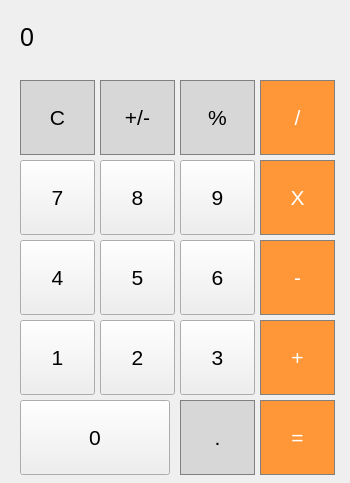
The window that Calculator/mainwindow.ui (KrisKendel/QML-Calculator) describes before a commit, drawn with Qt 5.
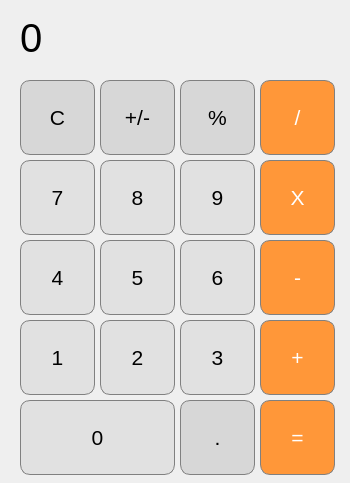
The same window after the commit.

Diff of the .ui file:
```diff
--- a/Calculator/mainwindow.ui
+++ b/Calculator/mainwindow.ui
@@ -30,7 +30,7 @@
     </property>
     <property name="font">
      <font>
-      <pointsize>19</pointsize>
+      <pointsize>30</pointsize>
      </font>
     </property>
     <property name="styleSheet">
@@ -64,6 +64,8 @@
      <string notr="true">QPushButton {
   background-color: rgb(215, 215, 215);
   border: 1px solid gray;
+  border-radius: 10px;
+
 }
 QPushButton:pressed {
     background-color: qlineargradient(x1: 0, y1: 0, x2: 0, y2: 1,
@@ -74,7 +76,7 @@
      <string>C</string>
     </property>
    </widget>
-   <widget class="QPushButton" name="pushButton_2">
+   <widget class="QPushButton" name="pushButton_plusMinus">
     <property name="geometry">
      <rect>
       <x>100</x>
@@ -92,6 +94,7 @@
      <string notr="true">QPushButton {
   background-color: rgb(215, 215, 215);
   border: 1px solid gray;
+  border-radius: 10px;
 }
 QPushButton:pressed {
     background-color: qlineargradient(x1: 0, y1: 0, x2: 0, y2: 1,
@@ -102,7 +105,7 @@
      <string>+/-</string>
     </property>
    </widget>
-   <widget class="QPushButton" name="pushButton_3">
+   <widget class="QPushButton" name="pushButton_divide">
     <property name="geometry">
      <rect>
       <x>260</x>
@@ -121,6 +124,7 @@
   background-color: rgb(255, 151, 57);
   color: white; 
   border: 1px solid gray;
+  border-radius: 10px;
 }
 
 QPushButton:pressed {
@@ -132,7 +136,7 @@
      <string>/</string>
     </property>
    </widget>
-   <widget class="QPushButton" name="pushButton_4">
+   <widget class="QPushButton" name="pushButton_percent">
     <property name="geometry">
      <rect>
       <x>180</x>
@@ -150,6 +154,7 @@
      <string notr="true">QPushButton {
   background-color: rgb(215, 215, 215);
   border: 1px solid gray;
+  border-radius: 10px;
 }
 QPushButton:pressed {
     background-color: qlineargradient(x1: 0, y1: 0, x2: 0, y2: 1,
@@ -160,7 +165,7 @@
      <string>%</string>
     </property>
    </widget>
-   <widget class="QPushButton" name="pushButton_5">
+   <widget class="QPushButton" name="pushButton_multiply">
     <property name="geometry">
      <rect>
       <x>260</x>
@@ -179,6 +184,7 @@
   background-color: rgb(255, 151, 57);
   color: white; 
   border: 1px solid gray;
+  border-radius: 10px;
 }
 
 QPushButton:pressed {
@@ -205,7 +211,11 @@
      </font>
     </property>
     <property name="styleSheet">
-     <string notr="true">
+     <string notr="true">QPushButton {
+  background-color: rgb(225, 225, 225);
+  border: 1px solid gray;
+  border-radius: 10px;
+}
 QPushButton:pressed {
     background-color: qlineargradient(x1: 0, y1: 0, x2: 0, y2: 1,
                                       stop: 0 #dadbde, stop: 1 #f6f7fa);
@@ -215,34 +225,38 @@
      <string>9</string>
     </property>
    </widget>
-   <widget class="QPushButton" name="pushButton_7">
-    <property name="geometry">
-     <rect>
-      <x>100</x>
-      <y>160</y>
-      <width>75</width>
-      <height>75</height>
-     </rect>
-    </property>
-    <property name="font">
-     <font>
-      <pointsize>16</pointsize>
-     </font>
-    </property>
-    <property name="styleSheet">
-     <string notr="true">
-QPushButton:pressed {
-    background-color: qlineargradient(x1: 0, y1: 0, x2: 0, y2: 1,
-                                      stop: 0 #dadbde, stop: 1 #f6f7fa);
-}</string>
-    </property>
-    <property name="text">
-     <string>8</string>
-    </property>
-   </widget>
    <widget class="QPushButton" name="pushButton_8">
     <property name="geometry">
      <rect>
+      <x>100</x>
+      <y>160</y>
+      <width>75</width>
+      <height>75</height>
+     </rect>
+    </property>
+    <property name="font">
+     <font>
+      <pointsize>16</pointsize>
+     </font>
+    </property>
+    <property name="styleSheet">
+     <string notr="true">QPushButton {
+  background-color: rgb(225, 225, 225);
+  border: 1px solid gray;
+  border-radius: 10px;
+}
+QPushButton:pressed {
+    background-color: qlineargradient(x1: 0, y1: 0, x2: 0, y2: 1,
+                                      stop: 0 #dadbde, stop: 1 #f6f7fa);
+}</string>
+    </property>
+    <property name="text">
+     <string>8</string>
+    </property>
+   </widget>
+   <widget class="QPushButton" name="pushButton_7">
+    <property name="geometry">
+     <rect>
       <x>20</x>
       <y>160</y>
       <width>75</width>
@@ -255,7 +269,11 @@
      </font>
     </property>
     <property name="styleSheet">
-     <string notr="true">
+     <string notr="true">QPushButton {
+  background-color: rgb(225, 225, 225);
+  border: 1px solid gray;
+  border-radius: 10px;
+}
 QPushButton:pressed {
     background-color: qlineargradient(x1: 0, y1: 0, x2: 0, y2: 1,
                                       stop: 0 #dadbde, stop: 1 #f6f7fa);
@@ -265,7 +283,7 @@
      <string>7</string>
     </property>
    </widget>
-   <widget class="QPushButton" name="pushButton_9">
+   <widget class="QPushButton" name="pushButton_subtract">
     <property name="geometry">
      <rect>
       <x>260</x>
@@ -284,6 +302,7 @@
   background-color: rgb(255, 151, 57);
   color: white; 
   border: 1px solid gray;
+  border-radius: 10px;
 }
 
 QPushButton:pressed {
@@ -295,7 +314,7 @@
      <string>-</string>
     </property>
    </widget>
-   <widget class="QPushButton" name="pushButton_10">
+   <widget class="QPushButton" name="pushButton_6">
     <property name="geometry">
      <rect>
       <x>180</x>
@@ -310,7 +329,11 @@
      </font>
     </property>
     <property name="styleSheet">
-     <string notr="true">
+     <string notr="true">QPushButton {
+  background-color: rgb(225, 225, 225);
+  border: 1px solid gray;
+  border-radius: 10px;
+}
 QPushButton:pressed {
     background-color: qlineargradient(x1: 0, y1: 0, x2: 0, y2: 1,
                                       stop: 0 #dadbde, stop: 1 #f6f7fa);
@@ -320,7 +343,7 @@
      <string>6</string>
     </property>
    </widget>
-   <widget class="QPushButton" name="pushButton_11">
+   <widget class="QPushButton" name="pushButton_5">
     <property name="geometry">
      <rect>
       <x>100</x>
@@ -335,7 +358,11 @@
      </font>
     </property>
     <property name="styleSheet">
-     <string notr="true">
+     <string notr="true">QPushButton {
+  background-color: rgb(225, 225, 225);
+  border: 1px solid gray;
+  border-radius: 10px;
+}
 QPushButton:pressed {
     background-color: qlineargradient(x1: 0, y1: 0, x2: 0, y2: 1,
                                       stop: 0 #dadbde, stop: 1 #f6f7fa);
@@ -345,7 +372,7 @@
      <string>5</string>
     </property>
    </widget>
-   <widget class="QPushButton" name="pushButton_12">
+   <widget class="QPushButton" name="pushButton_4">
     <property name="geometry">
      <rect>
       <x>20</x>
@@ -360,7 +387,11 @@
      </font>
     </property>
     <property name="styleSheet">
-     <string notr="true">
+     <string notr="true">QPushButton {
+  background-color: rgb(225, 225, 225);
+  border: 1px solid gray;
+  border-radius: 10px;
+}
 QPushButton:pressed {
     background-color: qlineargradient(x1: 0, y1: 0, x2: 0, y2: 1,
                                       stop: 0 #dadbde, stop: 1 #f6f7fa);
@@ -389,6 +420,7 @@
   background-color: rgb(255, 151, 57);
   color: white; 
   border: 1px solid gray;
+  border-radius: 10px;
 }
 
 QPushButton:pressed {
@@ -400,7 +432,7 @@
      <string>+</string>
     </property>
    </widget>
-   <widget class="QPushButton" name="pushButton_14">
+   <widget class="QPushButton" name="pushButton_3">
     <property name="geometry">
      <rect>
       <x>180</x>
@@ -415,7 +447,11 @@
      </font>
     </property>
     <property name="styleSheet">
-     <string notr="true">
+     <string notr="true">QPushButton {
+  background-color: rgb(225, 225, 225);
+  border: 1px solid gray;
+  border-radius: 10px;
+}
 QPushButton:pressed {
     background-color: qlineargradient(x1: 0, y1: 0, x2: 0, y2: 1,
                                       stop: 0 #dadbde, stop: 1 #f6f7fa);
@@ -425,7 +461,7 @@
      <string>3</string>
     </property>
    </widget>
-   <widget class="QPushButton" name="pushButton_15">
+   <widget class="QPushButton" name="pushButton_2">
     <property name="geometry">
      <rect>
       <x>100</x>
@@ -440,7 +476,11 @@
      </font>
     </property>
     <property name="styleSheet">
-     <string notr="true">
+     <string notr="true">QPushButton {
+  background-color: rgb(225, 225, 225);
+  border: 1px solid gray;
+  border-radius: 10px;
+}
 QPushButton:pressed {
     background-color: qlineargradient(x1: 0, y1: 0, x2: 0, y2: 1,
                                       stop: 0 #dadbde, stop: 1 #f6f7fa);
@@ -465,7 +505,11 @@
      </font>
     </property>
     <property name="styleSheet">
-     <string notr="true">
+     <string notr="true">QPushButton {
+  background-color: rgb(225, 225, 225);
+  border: 1px solid gray;
+  border-radius: 10px;
+}
 QPushButton:pressed {
     background-color: qlineargradient(x1: 0, y1: 0, x2: 0, y2: 1,
                                       stop: 0 #dadbde, stop: 1 #f6f7fa);
@@ -494,6 +538,7 @@
   background-color: rgb(255, 151, 57);
   color: white; 
   border: 1px solid gray;
+  border-radius: 10px;
 }
 
 QPushButton:pressed {
@@ -523,6 +568,7 @@
      <string notr="true">QPushButton {
   background-color: rgb(215, 215, 215);
   border: 1px solid gray;
+  border-radius: 10px;
 }
 QPushButton:pressed {
     background-color: qlineargradient(x1: 0, y1: 0, x2: 0, y2: 1,
@@ -538,7 +584,7 @@
      <rect>
       <x>20</x>
       <y>400</y>
-      <width>150</width>
+      <width>155</width>
       <height>75</height>
      </rect>
     </property>
@@ -548,7 +594,11 @@
      </font>
     </property>
     <property name="styleSheet">
-     <string notr="true">
+     <string notr="true">QPushButton {
+  background-color: rgb(225, 225, 225);
+  border: 1px solid gray;
+  border-radius: 10px;
+}
 QPushButton:pressed {
     background-color: qlineargradient(x1: 0, y1: 0, x2: 0, y2: 1,
                                       stop: 0 #dadbde, stop: 1 #f6f7fa);
```
Left out of the diff: 15 changed lines with no effect on the pictures.
